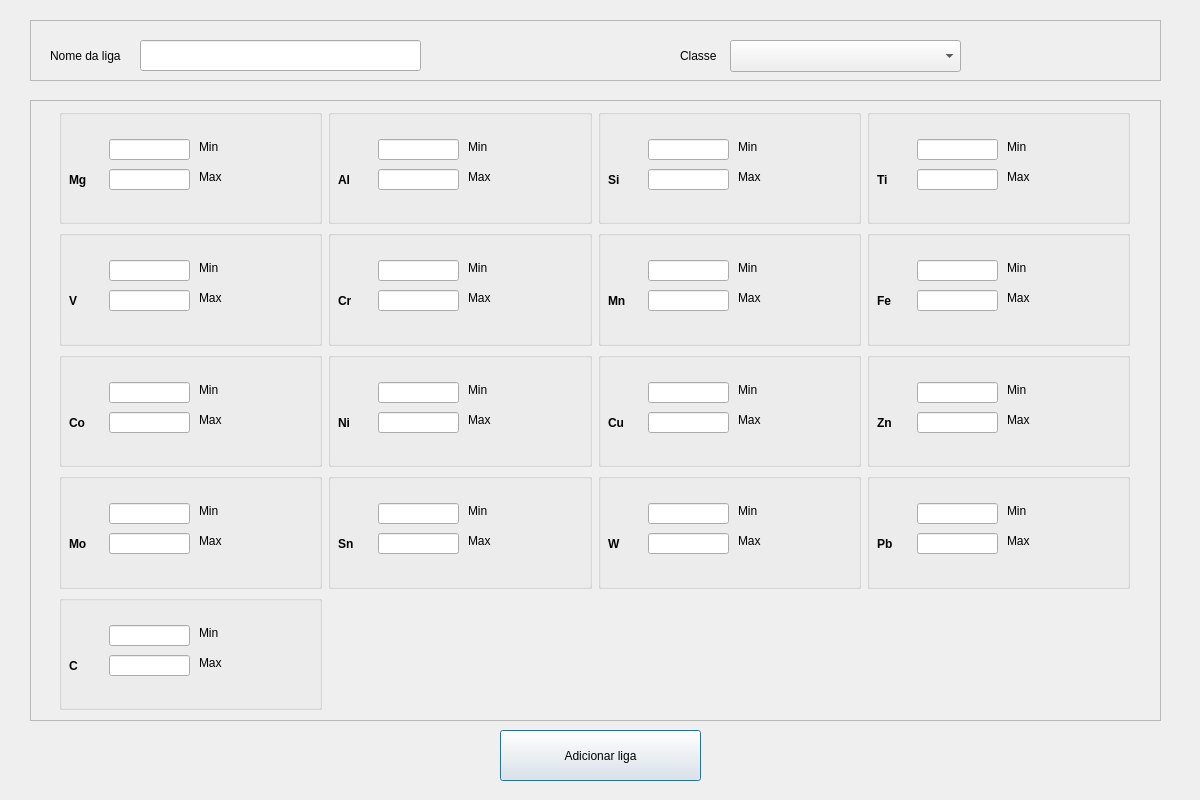
CarlaCosenza/AlloyIdentifier, file AlloyIdentifier/addtodatabase.ui: the form before one commit.
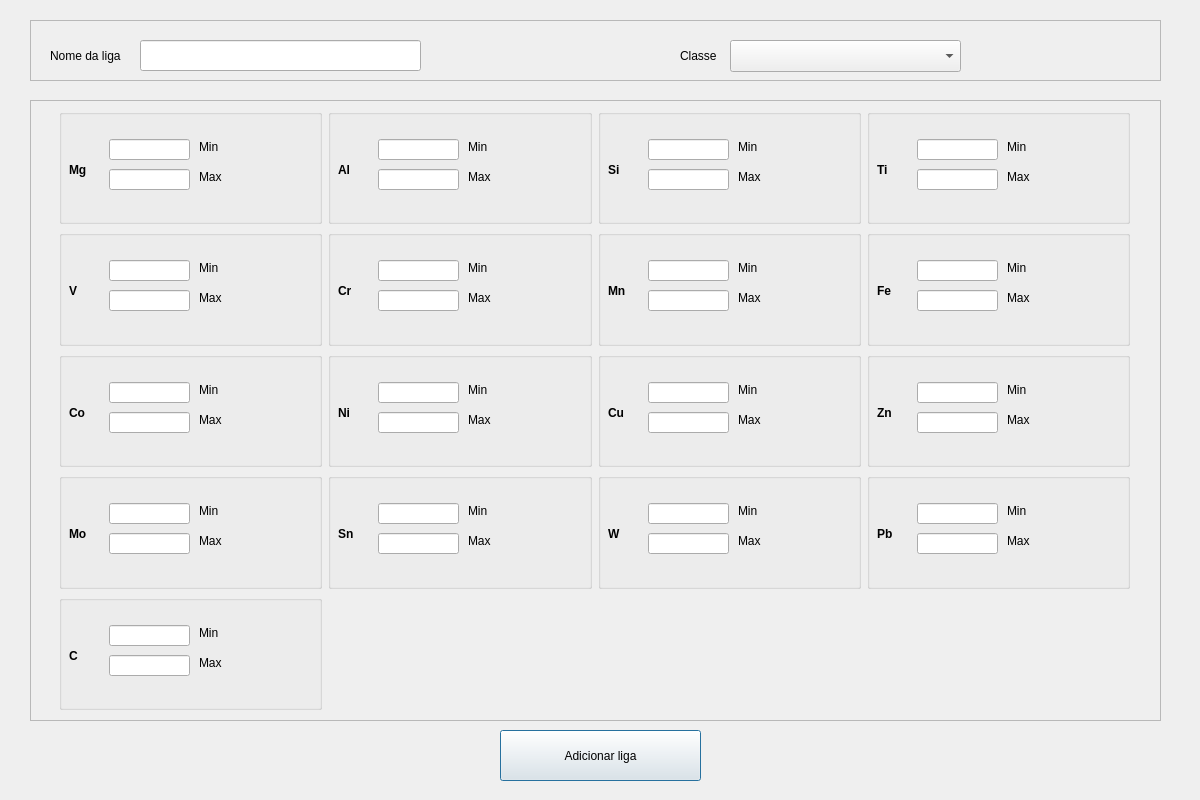
The form after the commit.

Commit message: Making UI prettier

Diff of the .ui file:
```diff
--- a/AlloyIdentifier/addtodatabase.ui
+++ b/AlloyIdentifier/addtodatabase.ui
@@ -128,7 +128,7 @@
         <property name="geometry">
          <rect>
           <x>10</x>
-          <y>50</y>
+          <y>40</y>
           <width>21</width>
           <height>41</height>
          </rect>
@@ -206,7 +206,7 @@
         <property name="geometry">
          <rect>
           <x>10</x>
-          <y>50</y>
+          <y>40</y>
           <width>21</width>
           <height>41</height>
          </rect>
@@ -284,7 +284,7 @@
         <property name="geometry">
          <rect>
           <x>10</x>
-          <y>50</y>
+          <y>40</y>
           <width>21</width>
           <height>41</height>
          </rect>
@@ -362,7 +362,7 @@
         <property name="geometry">
          <rect>
           <x>10</x>
-          <y>50</y>
+          <y>40</y>
           <width>21</width>
           <height>41</height>
          </rect>
@@ -440,7 +440,7 @@
         <property name="geometry">
          <rect>
           <x>10</x>
-          <y>50</y>
+          <y>40</y>
           <width>21</width>
           <height>41</height>
          </rect>
@@ -518,7 +518,7 @@
         <property name="geometry">
          <rect>
           <x>10</x>
-          <y>50</y>
+          <y>40</y>
           <width>21</width>
           <height>41</height>
          </rect>
@@ -596,7 +596,7 @@
         <property name="geometry">
          <rect>
           <x>10</x>
-          <y>50</y>
+          <y>40</y>
           <width>21</width>
           <height>41</height>
          </rect>
@@ -674,7 +674,7 @@
         <property name="geometry">
          <rect>
           <x>10</x>
-          <y>50</y>
+          <y>40</y>
           <width>21</width>
           <height>41</height>
          </rect>
@@ -752,7 +752,7 @@
         <property name="geometry">
          <rect>
           <x>10</x>
-          <y>50</y>
+          <y>40</y>
           <width>21</width>
           <height>41</height>
          </rect>
@@ -830,7 +830,7 @@
         <property name="geometry">
          <rect>
           <x>10</x>
-          <y>50</y>
+          <y>40</y>
           <width>21</width>
           <height>41</height>
          </rect>
@@ -908,7 +908,7 @@
         <property name="geometry">
          <rect>
           <x>10</x>
-          <y>50</y>
+          <y>40</y>
           <width>21</width>
           <height>41</height>
          </rect>
@@ -986,7 +986,7 @@
         <property name="geometry">
          <rect>
           <x>10</x>
-          <y>50</y>
+          <y>40</y>
           <width>21</width>
           <height>41</height>
          </rect>
@@ -1064,7 +1064,7 @@
         <property name="geometry">
          <rect>
           <x>10</x>
-          <y>50</y>
+          <y>40</y>
           <width>21</width>
           <height>41</height>
          </rect>
@@ -1142,7 +1142,7 @@
         <property name="geometry">
          <rect>
           <x>10</x>
-          <y>50</y>
+          <y>40</y>
           <width>21</width>
           <height>41</height>
          </rect>
@@ -1220,7 +1220,7 @@
         <property name="geometry">
          <rect>
           <x>10</x>
-          <y>50</y>
+          <y>40</y>
           <width>21</width>
           <height>41</height>
          </rect>
@@ -1298,7 +1298,7 @@
         <property name="geometry">
          <rect>
           <x>10</x>
-          <y>50</y>
+          <y>40</y>
           <width>21</width>
           <height>41</height>
          </rect>
@@ -1376,7 +1376,7 @@
         <property name="geometry">
          <rect>
           <x>10</x>
-          <y>50</y>
+          <y>40</y>
           <width>21</width>
           <height>41</height>
          </rect>
```
